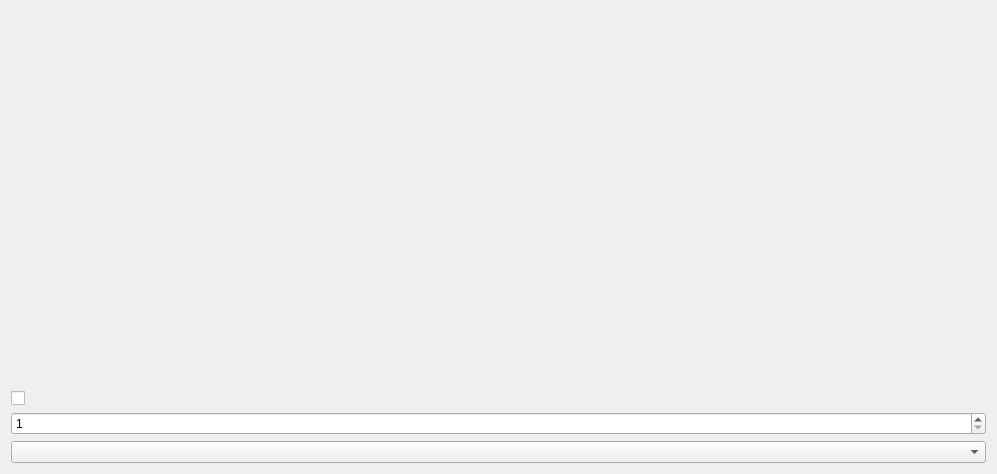
Old version of the form src/modules/dataimg/dataimg.ui in the repository Ananda-Aropa/aaropa_calamares.
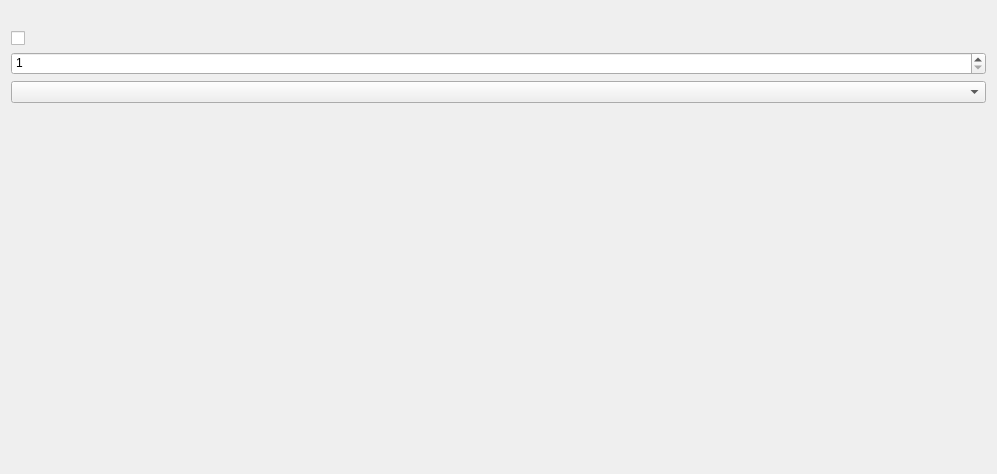
New version of the form.

Commit message:
module: dataimg rework
- config:
  - Uses named enum for Units
  - Replaced `sizeValueRatio` with `unitRatio`
  - `maximumDataSize` is now set to `2**31 -1` (INT32_MAX)
- viewstep: skip the entire module stage if in `partitions` stage /data is already specified
- page: value changes and lock
- ui: Added spacer

What changed in the file:
```diff
--- a/src/modules/dataimg/dataimg.ui
+++ b/src/modules/dataimg/dataimg.ui
@@ -20,6 +20,9 @@
 		<layout class="QVBoxLayout" name="verticalLayout_2">
 			<item>
 				<widget class="QLabel" name="label">
+     <property name="alignment">
+      <set>Qt::AlignTop</set>
+     </property>
 				</widget>
 			</item>
 			<item>
@@ -28,6 +31,9 @@
 			</item>
 			<item>
 				<widget class="QSpinBox" name="spinBoxDataSize">
+     <property name="alignment">
+      <set>Qt::AlignTop</set>
+     </property>
 					<property name="minimum">
 						<number>1</number>
 					</property>
@@ -37,6 +43,25 @@
 				<widget class="QComboBox" name="comboBoxUnit">
 				</widget>
 			</item>
+   <item>
+    <spacer name="verticalSpacer">
+     <property name="orientation">
+      <enum>Qt::Vertical</enum>
+     </property>
+     <property name="sizeHint" stdset="0">
+      <size>
+       <width>0</width>
+       <height>1</height>
+			</size>
+     </property>
+     <property name="sizeType">
+      <enum>QSizePolicy::Expanding</enum>
+     </property>
+     <property name="sizePolicy">
+      <enum>QSizePolicy::Expanding</enum>
+     </property>
+    </spacer>
+   </item>
 		</layout>
 	</widget>
 	<resources />
```
Left out of the diff: 4 changed lines with no effect on the pictures. Lines whose indentation alone changed are shown as unchanged. The commit also changes 5 other files.
